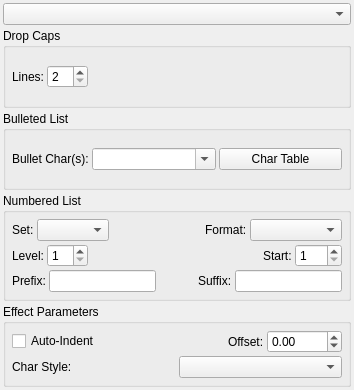
Above: scribus/ui/propertywidget_pareffectbase.ui from scribusproject/scribus before the change. Below: the same form after it.
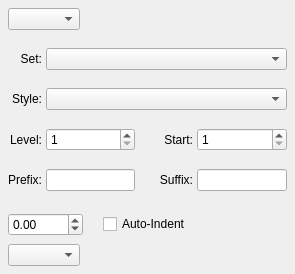
That is the form after the change. Custom widgets are drawn as their Qt base class.

Commit message: #17285: Indigo UI: Text Properties Palette Redesign (+Style Manager Adjustments) <Martin Reininger>

Diff of the .ui file:
```diff
--- a/scribus/ui/propertywidget_pareffectbase.ui
+++ b/scribus/ui/propertywidget_pareffectbase.ui
@@ -6,51 +6,99 @@
    <rect>
     <x>0</x>
     <y>0</y>
-    <width>354</width>
-    <height>390</height>
+    <width>295</width>
+    <height>274</height>
    </rect>
   </property>
   <layout class="QVBoxLayout" name="verticalLayout">
    <property name="spacing">
-    <number>3</number>
+    <number>4</number>
    </property>
    <property name="leftMargin">
-    <number>3</number>
+    <number>8</number>
    </property>
    <property name="topMargin">
-    <number>3</number>
+    <number>8</number>
    </property>
    <property name="rightMargin">
-    <number>3</number>
+    <number>8</number>
    </property>
    <property name="bottomMargin">
-    <number>3</number>
+    <number>8</number>
+   </property>
+   <item>
+    <layout class="QHBoxLayout" name="horizontalLayout_6">
+     <item>
+      <widget class="FormWidget" name="peLabel">
+       <property name="sizePolicy">
+        <sizepolicy hsizetype="Preferred" vsizetype="Minimum">
+         <horstretch>0</horstretch>
+         <verstretch>0</verstretch>
+        </sizepolicy>
+       </property>
+       <property name="label" stdset="0">
+        <string/>
+       </property>
+       <layout class="QHBoxLayout" name="horizontalLayout_7">
+        <property name="leftMargin">
+         <number>0</number>
+        </property>
+        <property name="topMargin">
+         <number>0</number>
+        </property>
+        <property name="rightMargin">
+         <number>0</number>
+        </property>
+        <property name="bottomMargin">
+         <number>0</number>
    </property>
    <item>
     <widget class="QComboBox" name="peCombo"/>
    </item>
+       </layout>
+      </widget>
+     </item>
    <item>
-    <widget class="QGroupBox" name="dropCapsGroup">
-     <property name="title">
-      <string>Drop Caps</string>
-     </property>
-     <layout class="QHBoxLayout" name="horizontalLayout">
-      <property name="spacing">
-       <number>3</number>
-      </property>
+      <spacer name="horizontalSpacer_6">
+       <property name="orientation">
+        <enum>Qt::Orientation::Horizontal</enum>
+       </property>
+       <property name="sizeHint" stdset="0">
+        <size>
+         <width>0</width>
+         <height>20</height>
+        </size>
+       </property>
+      </spacer>
+     </item>
+    </layout>
+   </item>
+   <item>
+    <widget class="StackedContainer" name="stackedWidget">
+     <property name="currentIndex">
+      <number>2</number>
+     </property>
+     <widget class="QWidget" name="pageDropCaps">
+      <layout class="QGridLayout" name="gridLayout">
       <property name="leftMargin">
-       <number>6</number>
+        <number>0</number>
       </property>
       <property name="topMargin">
-       <number>6</number>
+        <number>4</number>
       </property>
       <property name="rightMargin">
-       <number>6</number>
+        <number>0</number>
       </property>
       <property name="bottomMargin">
-       <number>6</number>
-      </property>
-      <item>
+        <number>4</number>
+       </property>
+       <property name="horizontalSpacing">
+        <number>4</number>
+       </property>
+       <property name="verticalSpacing">
+        <number>8</number>
+       </property>
+       <item row="0" column="0">
        <widget class="QLabel" name="dropCapLinesLabel">
         <property name="toolTip">
          <string>Number of lines used by the drop cap</string>
@@ -60,14 +108,14 @@
         </property>
        </widget>
       </item>
-      <item>
+       <item row="0" column="1">
        <widget class="QSpinBox" name="dropCapLines">
         <property name="minimum">
          <number>2</number>
         </property>
        </widget>
       </item>
-      <item>
+       <item row="0" column="2">
        <spacer name="horizontalSpacer">
         <property name="orientation">
          <enum>Qt::Horizontal</enum>
@@ -82,57 +130,26 @@
       </item>
      </layout>
     </widget>
-   </item>
-   <item>
-    <widget class="QGroupBox" name="bullGroup">
-     <property name="title">
-      <string>Bulleted List</string>
-     </property>
-     <layout class="QGridLayout" name="gridLayout_3">
+     <widget class="QWidget" name="pageBulletedList">
+      <layout class="QGridLayout" name="gridLayout_6" columnstretch="0,0,0,1">
       <property name="leftMargin">
-       <number>6</number>
+        <number>0</number>
       </property>
       <property name="topMargin">
-       <number>6</number>
+        <number>4</number>
       </property>
       <property name="rightMargin">
-       <number>6</number>
+        <number>0</number>
       </property>
       <property name="bottomMargin">
-       <number>6</number>
-      </property>
-      <property name="spacing">
-       <number>3</number>
-      </property>
-      <item row="0" column="1">
-       <widget class="QComboBox" name="bulletStrEdit">
-        <property name="sizePolicy">
-         <sizepolicy hsizetype="MinimumExpanding" vsizetype="Fixed">
-          <horstretch>0</horstretch>
-          <verstretch>0</verstretch>
-         </sizepolicy>
-        </property>
-        <property name="minimumSize">
-         <size>
-          <width>50</width>
-          <height>0</height>
-         </size>
-        </property>
-        <property name="editable">
-         <bool>true</bool>
-        </property>
-       </widget>
-      </item>
-      <item row="0" column="0">
-       <widget class="QLabel" name="bulletCharLabel">
-        <property name="text">
-         <string>Bullet Char(s):</string>
-        </property>
-        <property name="buddy">
-         <cstring>bulletStrEdit</cstring>
-        </property>
-       </widget>
-      </item>
+        <number>4</number>
+       </property>
+       <property name="horizontalSpacing">
+        <number>4</number>
+       </property>
+       <property name="verticalSpacing">
+        <number>8</number>
+       </property>
       <item row="0" column="2">
        <widget class="QPushButton" name="bulletCharTableButton">
         <property name="sizePolicy">
@@ -152,260 +169,256 @@
         </property>
        </widget>
       </item>
-     </layout>
-    </widget>
-   </item>
-   <item>
-    <widget class="QGroupBox" name="numGroup">
-     <property name="title">
-      <string>Numbered List</string>
-     </property>
-     <layout class="QGridLayout" name="gridLayout_2">
+       <item row="0" column="0">
+        <widget class="QLabel" name="bulletCharLabel">
+         <property name="text">
+          <string>Bullet Char(s):</string>
+         </property>
+         <property name="buddy">
+          <cstring>bulletStrEdit</cstring>
+         </property>
+        </widget>
+       </item>
+       <item row="0" column="1">
+        <widget class="QComboBox" name="bulletStrEdit">
+         <property name="sizePolicy">
+          <sizepolicy hsizetype="MinimumExpanding" vsizetype="Fixed">
+           <horstretch>0</horstretch>
+           <verstretch>0</verstretch>
+          </sizepolicy>
+         </property>
+         <property name="editable">
+          <bool>true</bool>
+         </property>
+        </widget>
+       </item>
+       <item row="0" column="3">
+        <spacer name="horizontalSpacer_7">
+         <property name="orientation">
+          <enum>Qt::Orientation::Horizontal</enum>
+         </property>
+         <property name="sizeHint" stdset="0">
+          <size>
+           <width>0</width>
+           <height>20</height>
+          </size>
+         </property>
+        </spacer>
+       </item>
+      </layout>
+     </widget>
+     <widget class="QWidget" name="pageNumberedList">
+      <layout class="QGridLayout" name="gridLayout_5" columnstretch="0,0,0,0,0,0">
       <property name="leftMargin">
-       <number>6</number>
+        <number>0</number>
       </property>
       <property name="topMargin">
-       <number>6</number>
+        <number>4</number>
       </property>
       <property name="rightMargin">
-       <number>6</number>
+        <number>0</number>
       </property>
       <property name="bottomMargin">
-       <number>6</number>
-      </property>
-      <property name="spacing">
-       <number>3</number>
-      </property>
-      <item row="3" column="0" colspan="2">
-       <layout class="QHBoxLayout" name="horizontalLayout_2">
-        <property name="spacing">
-         <number>3</number>
-        </property>
-        <item>
-         <widget class="QLabel" name="numLevelLabel">
-          <property name="text">
-           <string>Level:</string>
-          </property>
-          <property name="buddy">
-           <cstring>numLevelSpin</cstring>
-          </property>
-         </widget>
-        </item>
-        <item>
+        <number>4</number>
+       </property>
+       <property name="horizontalSpacing">
+        <number>4</number>
+       </property>
+       <property name="verticalSpacing">
+        <number>8</number>
+       </property>
+       <item row="2" column="5">
+        <spacer name="horizontalSpacer_4">
+         <property name="orientation">
+          <enum>Qt::Orientation::Horizontal</enum>
+         </property>
+         <property name="sizeHint" stdset="0">
+          <size>
+           <width>0</width>
+           <height>20</height>
+          </size>
+         </property>
+        </spacer>
+       </item>
+       <item row="2" column="1">
          <widget class="QSpinBox" name="numLevelSpin">
           <property name="minimum">
            <number>1</number>
           </property>
          </widget>
         </item>
-        <item>
-         <spacer name="horizontalSpacer_2">
-          <property name="orientation">
-           <enum>Qt::Horizontal</enum>
-          </property>
-          <property name="sizeHint" stdset="0">
-           <size>
-            <width>40</width>
-            <height>20</height>
-           </size>
-          </property>
-         </spacer>
-        </item>
-        <item>
-         <widget class="QLabel" name="numStartLabel">
-          <property name="text">
-           <string>Start:</string>
-          </property>
-         </widget>
-        </item>
-        <item>
-         <widget class="QSpinBox" name="numStart">
-          <property name="minimum">
-           <number>1</number>
-          </property>
-          <property name="maximum">
-           <number>999</number>
-          </property>
-         </widget>
-        </item>
-       </layout>
-      </item>
-      <item row="0" column="0" colspan="2">
-       <layout class="QHBoxLayout" name="horizontalLayout_3">
-        <property name="spacing">
-         <number>3</number>
-        </property>
-        <item>
+       <item row="0" column="0">
          <widget class="QLabel" name="numComboLabel">
           <property name="text">
            <string>Set:</string>
           </property>
-         </widget>
-        </item>
-        <item>
-         <widget class="QComboBox" name="numComboBox">
-          <property name="currentIndex">
-           <number>-1</number>
+         <property name="alignment">
+          <set>Qt::AlignmentFlag::AlignRight|Qt::AlignmentFlag::AlignTrailing|Qt::AlignmentFlag::AlignVCenter</set>
           </property>
          </widget>
         </item>
-        <item>
-         <spacer name="horizontalSpacer_3">
-          <property name="orientation">
-           <enum>Qt::Horizontal</enum>
-          </property>
-          <property name="sizeHint" stdset="0">
-           <size>
-            <width>40</width>
-            <height>20</height>
-           </size>
-          </property>
-         </spacer>
-        </item>
-        <item>
-         <widget class="QLabel" name="numFormatLabel">
+       <item row="2" column="3">
+        <widget class="QLabel" name="numStartLabel">
           <property name="text">
-           <string>Format:</string>
-          </property>
-          <property name="buddy">
-           <cstring>numFormatCombo</cstring>
+          <string>Start:</string>
+         </property>
+         <property name="alignment">
+          <set>Qt::AlignmentFlag::AlignRight|Qt::AlignmentFlag::AlignTrailing|Qt::AlignmentFlag::AlignVCenter</set>
           </property>
          </widget>
         </item>
-        <item>
-         <widget class="NumFormatCombo" name="numFormatCombo">
-          <property name="sizePolicy">
-           <sizepolicy hsizetype="Expanding" vsizetype="Fixed">
-            <horstretch>0</horstretch>
-            <verstretch>0</verstretch>
-           </sizepolicy>
-          </property>
-         </widget>
-        </item>
-       </layout>
-      </item>
-      <item row="4" column="0" colspan="2">
-       <layout class="QHBoxLayout" name="horizontalLayout_4">
-        <property name="spacing">
-         <number>3</number>
-        </property>
-        <item>
+       <item row="3" column="0">
          <widget class="QLabel" name="numPrefixLabel">
           <property name="text">
            <string>Prefix:</string>
           </property>
+         <property name="alignment">
+          <set>Qt::AlignmentFlag::AlignRight|Qt::AlignmentFlag::AlignTrailing|Qt::AlignmentFlag::AlignVCenter</set>
+         </property>
           <property name="buddy">
            <cstring>numPrefix</cstring>
           </property>
          </widget>
         </item>
-        <item>
-         <widget class="QLineEdit" name="numPrefix"/>
-        </item>
-        <item>
-         <spacer name="horizontalSpacer_4">
-          <property name="orientation">
-           <enum>Qt::Horizontal</enum>
-          </property>
-          <property name="sizeHint" stdset="0">
-           <size>
-            <width>40</width>
-            <height>20</height>
-           </size>
-          </property>
-         </spacer>
-        </item>
-        <item>
+       <item row="3" column="3">
          <widget class="QLabel" name="numSuffixLabel">
           <property name="text">
            <string>Suffix:</string>
           </property>
+         <property name="alignment">
+          <set>Qt::AlignmentFlag::AlignRight|Qt::AlignmentFlag::AlignTrailing|Qt::AlignmentFlag::AlignVCenter</set>
+         </property>
           <property name="buddy">
            <cstring>numSuffix</cstring>
           </property>
          </widget>
         </item>
-        <item>
+       <item row="2" column="2">
+        <spacer name="horizontalSpacer_3">
+         <property name="orientation">
+          <enum>Qt::Orientation::Horizontal</enum>
+         </property>
+         <property name="sizeType">
+          <enum>QSizePolicy::Policy::Fixed</enum>
+         </property>
+         <property name="sizeHint" stdset="0">
+          <size>
+           <width>16</width>
+           <height>20</height>
+          </size>
+         </property>
+        </spacer>
+       </item>
+       <item row="1" column="0">
+        <widget class="QLabel" name="numFormatLabel">
+         <property name="text">
+          <string>Style:</string>
+         </property>
+         <property name="alignment">
+          <set>Qt::AlignmentFlag::AlignRight|Qt::AlignmentFlag::AlignTrailing|Qt::AlignmentFlag::AlignVCenter</set>
+         </property>
+         <property name="buddy">
+          <cstring>numFormatCombo</cstring>
+         </property>
+        </widget>
+       </item>
+       <item row="2" column="0">
+        <widget class="QLabel" name="numLevelLabel">
+         <property name="text">
+          <string>Level:</string>
+         </property>
+         <property name="alignment">
+          <set>Qt::AlignmentFlag::AlignRight|Qt::AlignmentFlag::AlignTrailing|Qt::AlignmentFlag::AlignVCenter</set>
+         </property>
+         <property name="buddy">
+          <cstring>numLevelSpin</cstring>
+         </property>
+        </widget>
+       </item>
+       <item row="2" column="4">
+        <widget class="QSpinBox" name="numStart">
+         <property name="minimum">
+          <number>1</number>
+         </property>
+         <property name="maximum">
+          <number>999</number>
+         </property>
+        </widget>
+       </item>
+       <item row="3" column="1">
+        <widget class="QLineEdit" name="numPrefix"/>
+       </item>
+       <item row="3" column="4">
          <widget class="QLineEdit" name="numSuffix"/>
         </item>
-       </layout>
-      </item>
-     </layout>
+       <item row="1" column="1" colspan="4">
+        <widget class="NumFormatCombo" name="numFormatCombo">
+         <property name="sizePolicy">
+          <sizepolicy hsizetype="Expanding" vsizetype="Fixed">
+           <horstretch>0</horstretch>
+           <verstretch>0</verstretch>
+          </sizepolicy>
+         </property>
+        </widget>
+       </item>
+       <item row="0" column="1" colspan="4">
+        <widget class="QComboBox" name="numComboBox">
+         <property name="currentIndex">
+          <number>-1</number>
+         </property>
+        </widget>
+       </item>
+      </layout>
+     </widget>
     </widget>
    </item>
    <item>
-    <widget class="QGroupBox" name="peGroup">
-     <property name="title">
-      <string>Effect Parameters</string>
-     </property>
-     <layout class="QGridLayout" name="gridLayout_4">
+    <widget class="QWidget" name="peGroup" native="true">
+     <layout class="QVBoxLayout" name="verticalLayout_2">
+      <property name="spacing">
+       <number>8</number>
+      </property>
       <property name="leftMargin">
-       <number>6</number>
+       <number>0</number>
       </property>
       <property name="topMargin">
-       <number>6</number>
+       <number>0</number>
       </property>
       <property name="rightMargin">
-       <number>6</number>
+       <number>0</number>
       </property>
       <property name="bottomMargin">
-       <number>6</number>
+       <number>0</number>
       </property>
-      <property name="spacing">
-       <number>3</number>
-      </property>
-      <item row="6" column="0">
-       <widget class="QLabel" name="peCharStyleLabel">
-        <property name="text">
-         <string>Char Style:</string>
-        </property>
-        <property name="buddy">
-         <cstring>peCharStyleCombo</cstring>
-        </property>
-       </widget>
-      </item>
-      <item row="6" column="1">
-       <widget class="CharStyleComboBox" name="peCharStyleCombo">
-        <property name="toolTip">
-         <string>Choose Character Style or leave blank to use default Paragraph Style</string>
-        </property>
-       </widget>
-      </item>
-      <item row="1" column="0" colspan="2">
+      <item>
        <layout class="QHBoxLayout" name="horizontalLayout_5">
         <property name="spacing">
-         <number>3</number>
+         <number>20</number>
         </property>
         <item>
-         <widget class="QCheckBox" name="peIndent">
-          <property name="text">
-           <string>Auto-Indent</string>
+         <widget class="FormWidget" name="peOffsetLabel">
+          <property name="sizePolicy">
+           <sizepolicy hsizetype="Preferred" vsizetype="Minimum">
+            <horstretch>0</horstretch>
+            <verstretch>0</verstretch>
+           </sizepolicy>
           </property>
-         </widget>
-        </item>
-        <item>
-         <spacer name="horizontalSpacer_5">
-          <property name="orientation">
-           <enum>Qt::Horizontal</enum>
+          <property name="label" stdset="0">
+           <string/>
           </property>
-          <property name="sizeHint" stdset="0">
-           <size>
-            <width>40</width>
-            <height>20</height>
-           </size>
-          </property>
-         </spacer>
-        </item>
-        <item>
-         <widget class="QLabel" name="peOffsetLabel">
-          <property name="text">
-           <string>Offset:</string>
-          </property>
-          <property name="buddy">
-           <cstring>peOffset</cstring>
-          </property>
-         </widget>
-        </item>
+          <layout class="QHBoxLayout" name="horizontalLayout_2">
+           <property name="leftMargin">
+            <number>0</number>
+           </property>
+           <property name="topMargin">
+            <number>0</number>
+           </property>
+           <property name="rightMargin">
+            <number>0</number>
+           </property>
+           <property name="bottomMargin">
+            <number>0</number>
+           </property>
         <item>
          <widget class="ScrSpinBox" name="peOffset">
           <property name="minimum">
@@ -417,6 +430,83 @@
          </widget>
         </item>
        </layout>
+         </widget>
+        </item>
+        <item>
+         <widget class="QCheckBox" name="peIndent">
+          <property name="text">
+           <string>Auto-Indent</string>
+          </property>
+         </widget>
+        </item>
+        <item>
+         <spacer name="horizontalSpacer_5">
+          <property name="orientation">
+           <enum>Qt::Orientation::Horizontal</enum>
+          </property>
+          <property name="sizeHint" stdset="0">
+           <size>
+            <width>0</width>
+            <height>20</height>
+           </size>
+          </property>
+         </spacer>
+        </item>
+       </layout>
+      </item>
+      <item>
+       <layout class="QHBoxLayout" name="horizontalLayout">
+        <property name="spacing">
+         <number>4</number>
+        </property>
+        <item>
+         <widget class="FormWidget" name="peCharStyleLabel">
+          <property name="sizePolicy">
+           <sizepolicy hsizetype="Preferred" vsizetype="Minimum">
+            <horstretch>0</horstretch>
+            <verstretch>0</verstretch>
+           </sizepolicy>
+          </property>
+          <property name="label" stdset="0">
+           <string/>
+          </property>
+          <layout class="QHBoxLayout" name="horizontalLayout_3">
+           <property name="leftMargin">
+            <number>0</number>
+           </property>
+           <property name="topMargin">
+            <number>0</number>
+           </property>
+           <property name="rightMargin">
+            <number>0</number>
+           </property>
+           <property name="bottomMargin">
+            <number>0</number>
+           </property>
+           <item>
+            <widget class="CharStyleComboBox" name="peCharStyleCombo">
+             <property name="toolTip">
+              <string>Choose Character Style or leave blank to use default Paragraph Style</string>
+             </property>
+            </widget>
+           </item>
+          </layout>
+         </widget>
+        </item>
+        <item>
+         <spacer name="horizontalSpacer_2">
+          <property name="orientation">
+           <enum>Qt::Orientation::Horizontal</enum>
+          </property>
+          <property name="sizeHint" stdset="0">
+           <size>
+            <width>0</width>
+            <height>20</height>
+           </size>
+          </property>
+         </spacer>
+        </item>
+       </layout>
       </item>
      </layout>
     </widget>
@@ -424,6 +514,12 @@
   </layout>
  </widget>
  <customwidgets>
+  <customwidget>
+   <class>FormWidget</class>
+   <extends>QWidget</extends>
+   <header>ui/widgets/form_widget.h</header>
+   <container>1</container>
+  </customwidget>
   <customwidget>
    <class>ScrSpinBox</class>
    <extends>QDoubleSpinBox</extends>
@@ -439,6 +535,12 @@
    <extends>QComboBox</extends>
    <header>ui/numformatcombo.h</header>
   </customwidget>
+  <customwidget>
+   <class>StackedContainer</class>
+   <extends>QStackedWidget</extends>
+   <header>ui/widgets/stacked_container.h</header>
+   <container>1</container>
+  </customwidget>
  </customwidgets>
  <resources/>
  <connections/>
```
Left out of the diff: 25 changed lines with no effect on the pictures. Lines whose indentation alone changed are shown as unchanged. The commit also changes 90 other files.
